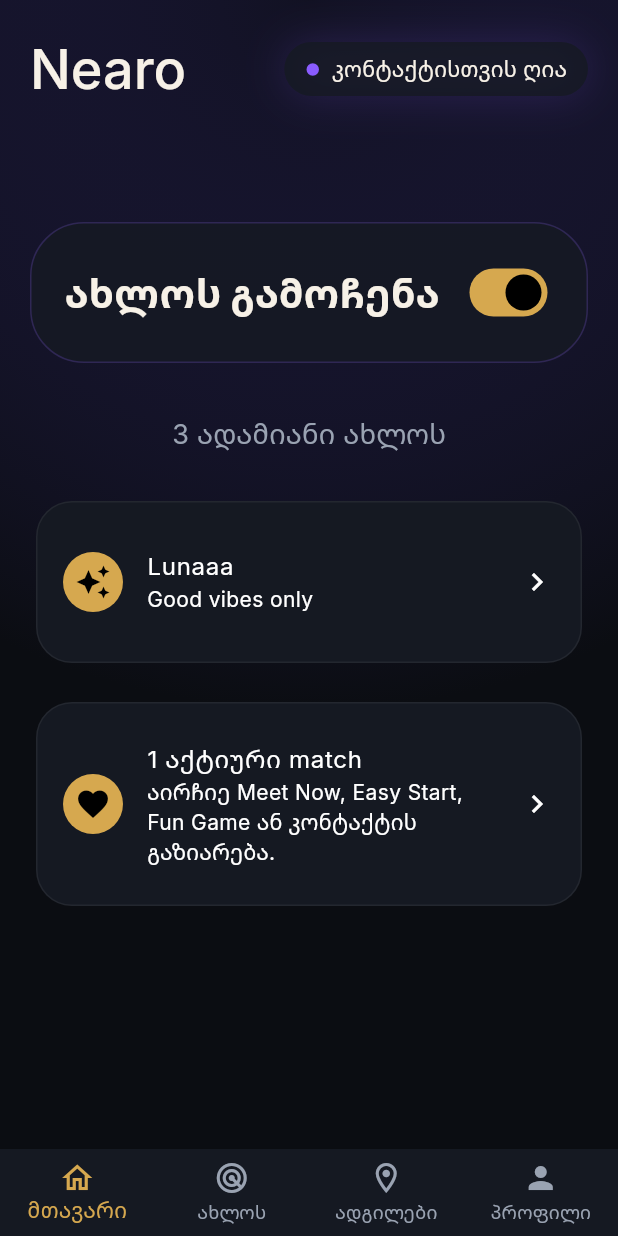
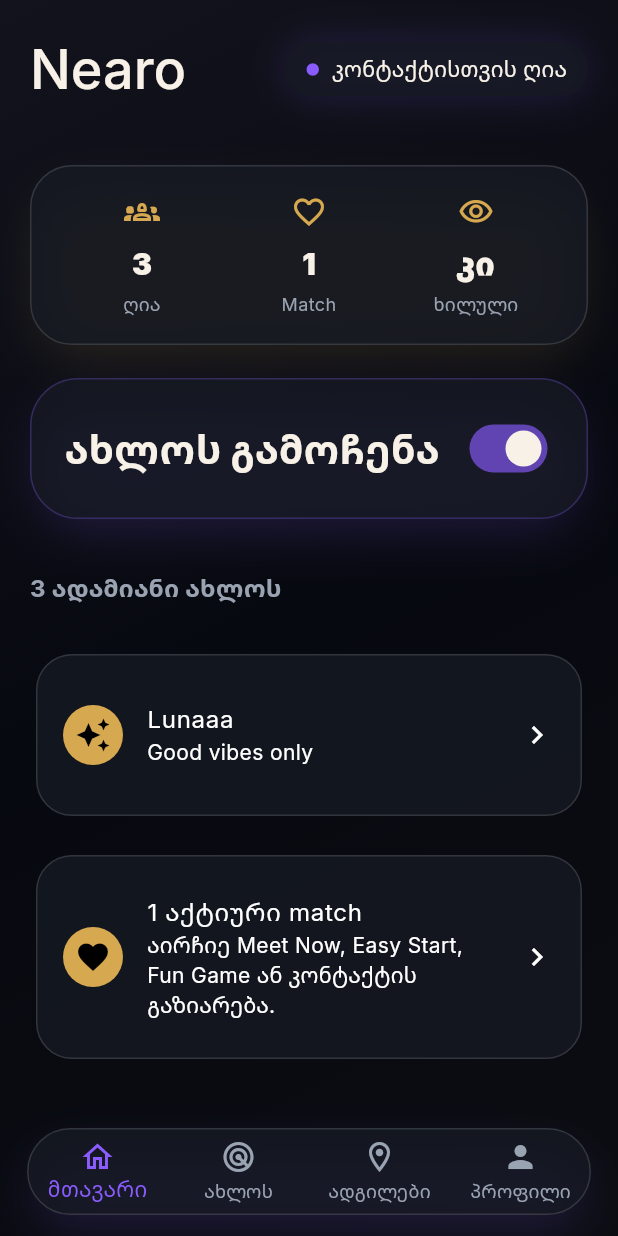
Before and after one commit to lasha13sys/nearo, a Flutter app: the screen it shows after launch, after a tap on "ქართული", after a tap on "SMS კოდის გაგზავნა", after a tap on "დემო რეჟიმით გაგრძელება", on a phone screen of 412 x 824 dp. Run offline on Flutter 3.47's test engine with Material 3 defaults, Android fonts, the phone set to English and light mode, and no system bars; our stand-ins replace cloud_firestore, cloud_functions, firebase_auth, firebase_core, firebase_messaging, firebase_storage and 5 more; missing offline and left inert: network_info_plus; accounts and stored records are empty; network calls fail.

Commit message:
Polish premium Nearo UI styling

```diff
--- a/nearo_fixed_clean/lib/core/localization/app_localizations.dart
+++ b/nearo_fixed_clean/lib/core/localization/app_localizations.dart
@@ -113,6 +113,9 @@ const _en = {
   'home.matchSubtitle':
       'Choose Meet Now, Easy Start, Fun Game, or contact reveal.',
   'home.activeMatches': 'active matches',
+  'home.peopleOpen': 'Open',
+  'home.matchesTonight': 'Matches',
+  'home.visible': 'Visible',
   'auth.phoneHelp':
       'Enter your phone number to connect with people who are actually nearby.',
   'auth.phoneNumber': 'Phone number',
@@ -242,6 +245,9 @@ const _ka = {
   'home.matchSubtitle':
       'აირჩიე Meet Now, Easy Start, Fun Game ან კონტაქტის გაზიარება.',
   'home.activeMatches': 'აქტიური match',
+  'home.peopleOpen': 'ღია',
+  'home.matchesTonight': 'Match',
+  'home.visible': 'ხილული',
   'auth.phoneHelp':
       'შეიყვანე ტელეფონის ნომერი, რომ დაუკავშირდე რეალურად ახლომყოფ ადამიანებს.',
   'auth.phoneNumber': 'ტელეფონის ნომერი',
--- a/nearo_fixed_clean/lib/core/theme/nearo_theme.dart
+++ b/nearo_fixed_clean/lib/core/theme/nearo_theme.dart
@@ -5,21 +5,54 @@ class NearoTheme {
   const NearoTheme._();
 
   static const charcoal = Color(0xFF0B0D12);
+  static const night = Color(0xFF070910);
   static const surface = Color(0xFF151922);
   static const elevated = Color(0xFF1E2430);
+  static const glass = Color(0xCC151922);
+  static const glassBorder = Color(0x22FFFFFF);
   static const gold = Color(0xFFD6A84F);
+  static const amber = Color(0xFFFFC46B);
   static const neon = Color(0xFF8A5CFF);
+  static const wine = Color(0xFF7B244A);
   static const text = Color(0xFFF7F1E7);
   static const mutedText = Color(0xFF9AA3B2);
   static const danger = Color(0xFFFF5A6A);
   static const success = Color(0xFF40D39C);
 
+  static const pageGradient = LinearGradient(
+    begin: Alignment.topLeft,
+    end: Alignment.bottomRight,
+    colors: [Color(0xFF12131C), night, charcoal],
+  );
+
+  static List<BoxShadow> glowShadow(Color color, {double opacity = 0.24}) => [
+    BoxShadow(
+      color: color.withValues(alpha: opacity),
+      blurRadius: 28,
+      spreadRadius: -6,
+      offset: const Offset(0, 14),
+    ),
+  ];
+
+  static BoxDecoration glassDecoration({
+    double radius = 28,
+    Color borderColor = glassBorder,
+    Color glowColor = neon,
+    double glowOpacity = 0.12,
+  }) {
+    return BoxDecoration(
+      color: glass,
+      borderRadius: BorderRadius.circular(radius),
+      border: Border.all(color: borderColor),
+      boxShadow: glowShadow(glowColor, opacity: glowOpacity),
+    );
+  }
+
   static ThemeData get darkTheme {
     final base = ThemeData.dark(useMaterial3: true);
-    final textTheme = GoogleFonts.interTextTheme(base.textTheme).apply(
-      bodyColor: text,
-      displayColor: text,
-    );
+    final textTheme = GoogleFonts.interTextTheme(
+      base.textTheme,
+    ).apply(bodyColor: text, displayColor: text);
 
     return base.copyWith(
       scaffoldBackgroundColor: charcoal,
@@ -41,16 +74,19 @@ class NearoTheme {
         ),
       ),
       cardTheme: CardThemeData(
-        color: surface,
+        color: glass,
         elevation: 0,
         shape: RoundedRectangleBorder(
           borderRadius: BorderRadius.circular(24),
-          side: BorderSide(color: Colors.white.withValues(alpha: 0.06)),
+          side: const BorderSide(color: glassBorder),
         ),
       ),
       inputDecorationTheme: InputDecorationTheme(
         filled: true,
-        fillColor: elevated,
+        fillColor: elevated.withValues(alpha: 0.84),
+        hintStyle: const TextStyle(color: mutedText),
+        prefixIconColor: mutedText,
+        suffixIconColor: mutedText,
         border: OutlineInputBorder(
           borderRadius: BorderRadius.circular(18),
           borderSide: BorderSide.none,
@@ -75,6 +111,17 @@ class NearoTheme {
           textStyle: const TextStyle(fontWeight: FontWeight.w700),
         ),
       ),
+      filledButtonTheme: FilledButtonThemeData(
+        style: FilledButton.styleFrom(
+          backgroundColor: neon,
+          foregroundColor: text,
+          minimumSize: const Size(44, 46),
+          shape: RoundedRectangleBorder(
+            borderRadius: BorderRadius.circular(18),
+          ),
+          textStyle: const TextStyle(fontWeight: FontWeight.w800),
+        ),
+      ),
       outlinedButtonTheme: OutlinedButtonThemeData(
         style: OutlinedButton.styleFrom(
           foregroundColor: text,
@@ -85,11 +132,31 @@ class NearoTheme {
           ),
         ),
       ),
+      chipTheme: ChipThemeData(
+        backgroundColor: surface,
+        selectedColor: neon.withValues(alpha: 0.28),
+        labelStyle: const TextStyle(color: text),
+        secondaryLabelStyle: const TextStyle(color: text),
+        iconTheme: const IconThemeData(color: mutedText, size: 18),
+        side: const BorderSide(color: glassBorder),
+        shape: RoundedRectangleBorder(borderRadius: BorderRadius.circular(18)),
+      ),
+      switchTheme: SwitchThemeData(
+        thumbColor: WidgetStateProperty.resolveWith(
+          (states) => states.contains(WidgetState.selected) ? text : mutedText,
+        ),
+        trackColor: WidgetStateProperty.resolveWith(
+          (states) => states.contains(WidgetState.selected)
+              ? neon.withValues(alpha: 0.64)
+              : elevated,
+        ),
+      ),
       bottomNavigationBarTheme: const BottomNavigationBarThemeData(
-        backgroundColor: surface,
-        selectedItemColor: gold,
+        backgroundColor: Colors.transparent,
+        selectedItemColor: neon,
         unselectedItemColor: mutedText,
         type: BottomNavigationBarType.fixed,
+        elevation: 0,
       ),
     );
   }
--- a/nearo_fixed_clean/lib/presentation/screens/auth/phone_auth_screen.dart
+++ b/nearo_fixed_clean/lib/presentation/screens/auth/phone_auth_screen.dart
@@ -33,19 +33,21 @@ class _PhoneAuthScreenState extends ConsumerState<PhoneAuthScreen> {
 
     return Scaffold(
       body: Container(
-        decoration: const BoxDecoration(
-          gradient: RadialGradient(
-            center: Alignment.topRight,
-            radius: 1.2,
-            colors: [Color(0x332F1B66), NearoTheme.charcoal],
-          ),
-        ),
+        decoration: const BoxDecoration(gradient: NearoTheme.pageGradient),
         child: SafeArea(
           child: Center(
             child: SingleChildScrollView(
               padding: const EdgeInsets.all(24),
               child: ConstrainedBox(
                 constraints: const BoxConstraints(maxWidth: 460),
+                child: Container(
+                  padding: const EdgeInsets.all(22),
+                  decoration: NearoTheme.glassDecoration(
+                    radius: 30,
+                    borderColor: NearoTheme.neon.withValues(alpha: 0.22),
+                    glowColor: NearoTheme.neon,
+                    glowOpacity: 0.16,
+                  ),
                   child: Form(
                     key: _formKey,
                     child: Column(
@@ -71,7 +73,9 @@ class _PhoneAuthScreenState extends ConsumerState<PhoneAuthScreen> {
                           child: SegmentedButton<Locale>(
                             showSelectedIcon: false,
                             style: const ButtonStyle(
-                            minimumSize: WidgetStatePropertyAll(Size(112, 42)),
+                              minimumSize: WidgetStatePropertyAll(
+                                Size(112, 42),
+                              ),
                               padding: WidgetStatePropertyAll(
                                 EdgeInsets.symmetric(horizontal: 14),
                               ),
@@ -163,6 +167,7 @@ class _PhoneAuthScreenState extends ConsumerState<PhoneAuthScreen> {
             ),
           ),
         ),
+      ),
     );
   }
 
--- a/nearo_fixed_clean/lib/presentation/screens/home/home_screen.dart
+++ b/nearo_fixed_clean/lib/presentation/screens/home/home_screen.dart
@@ -31,14 +31,19 @@ class _HomeScreenState extends State<HomeScreen> {
     final l10n = AppLocalizations.of(context);
 
     return Scaffold(
+      extendBody: true,
       body: _screens[_index],
-      bottomNavigationBar: DecoratedBox(
+      bottomNavigationBar: SafeArea(
+        minimum: const EdgeInsets.fromLTRB(18, 0, 18, 14),
+        child: DecoratedBox(
           decoration: BoxDecoration(
-          color: NearoTheme.surface,
-          border: Border(
-            top: BorderSide(color: Colors.white.withValues(alpha: 0.06)),
+            color: NearoTheme.glass,
+            borderRadius: BorderRadius.circular(30),
+            border: Border.all(color: NearoTheme.glassBorder),
+            boxShadow: NearoTheme.glowShadow(NearoTheme.neon, opacity: 0.18),
           ),
-        ),
+          child: ClipRRect(
+            borderRadius: BorderRadius.circular(30),
             child: BottomNavigationBar(
               currentIndex: _index,
               onTap: (value) => setState(() => _index = value),
@@ -62,6 +67,8 @@ class _HomeScreenState extends State<HomeScreen> {
               ],
             ),
           ),
+        ),
+      ),
     );
   }
 }
@@ -78,13 +85,7 @@ class _HomeLandingScreen extends ConsumerWidget {
 
     return Scaffold(
       body: Container(
-        decoration: const BoxDecoration(
-          gradient: RadialGradient(
-            center: Alignment.topCenter,
-            radius: 1.15,
-            colors: [Color(0x332D2466), NearoTheme.charcoal],
-          ),
-        ),
+        decoration: const BoxDecoration(gradient: NearoTheme.pageGradient),
         child: SafeArea(
           child: ListView(
             padding: const EdgeInsets.fromLTRB(20, 24, 20, 110),
@@ -135,15 +136,52 @@ class _HomeLandingScreen extends ConsumerWidget {
                   ),
                 ],
               ),
-              const SizedBox(height: 80),
+              const SizedBox(height: 42),
+              Container(
+                padding: const EdgeInsets.all(18),
+                decoration: NearoTheme.glassDecoration(
+                  radius: 28,
+                  glowColor: NearoTheme.gold,
+                  glowOpacity: 0.14,
+                ),
+                child: Row(
+                  children: [
+                    Expanded(
+                      child: _LiveMetric(
+                        icon: Icons.groups_2_outlined,
+                        value: '${nearby.length}',
+                        label: l10n.t('home.peopleOpen'),
+                      ),
+                    ),
+                    Expanded(
+                      child: _LiveMetric(
+                        icon: Icons.favorite_border,
+                        value: '${matches.length}',
+                        label: l10n.t('home.matchesTonight'),
+                      ),
+                    ),
+                    Expanded(
+                      child: _LiveMetric(
+                        icon: profile?.visible == true
+                            ? Icons.visibility_outlined
+                            : Icons.visibility_off_outlined,
+                        value: profile?.visible == true
+                            ? l10n.t('profile.yes')
+                            : l10n.t('profile.no'),
+                        label: l10n.t('home.visible'),
+                      ),
+                    ),
+                  ],
+                ),
+              ),
+              const SizedBox(height: 22),
               Container(
                 padding: const EdgeInsets.all(22),
-                decoration: BoxDecoration(
-                  color: NearoTheme.surface.withValues(alpha: 0.76),
-                  borderRadius: BorderRadius.circular(36),
-                  border: Border.all(
-                    color: NearoTheme.neon.withValues(alpha: 0.22),
-                  ),
+                decoration: NearoTheme.glassDecoration(
+                  radius: 32,
+                  borderColor: NearoTheme.neon.withValues(alpha: 0.28),
+                  glowColor: NearoTheme.neon,
+                  glowOpacity: 0.18,
                 ),
                 child: Row(
                   children: [
@@ -175,13 +213,11 @@ class _HomeLandingScreen extends ConsumerWidget {
                 ),
               ),
               const SizedBox(height: 34),
-              Center(
-                child: Text(
+              Text(
                 l10n.peopleNearby(nearby.length),
-                  style: const TextStyle(
+                style: Theme.of(context).textTheme.titleMedium?.copyWith(
                   color: NearoTheme.mutedText,
-                    fontSize: 18,
-                  ),
+                  fontWeight: FontWeight.w700,
                 ),
               ),
               const SizedBox(height: 28),
@@ -226,3 +262,39 @@ class _HomeLandingScreen extends ConsumerWidget {
     );
   }
 }
+
+class _LiveMetric extends StatelessWidget {
+  final IconData icon;
+  final String value;
+  final String label;
+
+  const _LiveMetric({
+    required this.icon,
+    required this.value,
+    required this.label,
+  });
+
+  @override
+  Widget build(BuildContext context) {
+    return Column(
+      children: [
+        Icon(icon, color: NearoTheme.gold),
+        const SizedBox(height: 8),
+        Text(
+          value,
+          maxLines: 1,
+          overflow: TextOverflow.ellipsis,
+          style: const TextStyle(fontSize: 20, fontWeight: FontWeight.w900),
+        ),
+        const SizedBox(height: 4),
+        Text(
+          label,
+          maxLines: 1,
+          overflow: TextOverflow.ellipsis,
+          textAlign: TextAlign.center,
+          style: const TextStyle(color: NearoTheme.mutedText, fontSize: 12),
+        ),
+      ],
+    );
+  }
+}
--- a/nearo_fixed_clean/lib/presentation/screens/nearby/nearby_screen.dart
+++ b/nearo_fixed_clean/lib/presentation/screens/nearby/nearby_screen.dart
@@ -26,13 +26,7 @@ class _NearbyScreenState extends ConsumerState<NearbyScreen> {
 
     return Scaffold(
       body: Container(
-        decoration: const BoxDecoration(
-          gradient: RadialGradient(
-            center: Alignment.topRight,
-            radius: 1.25,
-            colors: [Color(0x44311754), NearoTheme.charcoal],
-          ),
-        ),
+        decoration: const BoxDecoration(gradient: NearoTheme.pageGradient),
         child: SafeArea(
           child: RefreshIndicator(
             onRefresh: () async => ref.invalidate(nearbyUsersProvider),
@@ -162,10 +156,11 @@ class _VisibilityPanel extends ConsumerWidget {
     final l10n = AppLocalizations.of(context);
     return Container(
       padding: const EdgeInsets.all(16),
-      decoration: BoxDecoration(
-        color: NearoTheme.surface.withValues(alpha: 0.74),
-        borderRadius: BorderRadius.circular(28),
-        border: Border.all(color: NearoTheme.neon.withValues(alpha: 0.22)),
+      decoration: NearoTheme.glassDecoration(
+        radius: 28,
+        borderColor: NearoTheme.neon.withValues(alpha: 0.26),
+        glowColor: NearoTheme.neon,
+        glowOpacity: 0.14,
       ),
       child: Row(
         children: [
@@ -264,15 +259,17 @@ class _NearbyUserCardState extends ConsumerState<_NearbyUserCard> {
       margin: const EdgeInsets.only(bottom: 16),
       padding: const EdgeInsets.all(14),
       decoration: BoxDecoration(
-        color: NearoTheme.surface.withValues(alpha: 0.78),
+        gradient: LinearGradient(
+          begin: Alignment.topLeft,
+          end: Alignment.bottomRight,
+          colors: [
+            NearoTheme.surface.withValues(alpha: 0.94),
+            NearoTheme.elevated.withValues(alpha: 0.78),
+          ],
+        ),
         borderRadius: BorderRadius.circular(28),
-        border: Border.all(color: Colors.white.withValues(alpha: 0.12)),
-        boxShadow: [
-          BoxShadow(
-            color: NearoTheme.neon.withValues(alpha: 0.12),
-            blurRadius: 24,
-          ),
-        ],
+        border: Border.all(color: NearoTheme.glassBorder),
+        boxShadow: NearoTheme.glowShadow(NearoTheme.neon, opacity: 0.13),
       ),
       child: Row(
         children: [
```
Lines whose indentation alone changed are shown as unchanged.
